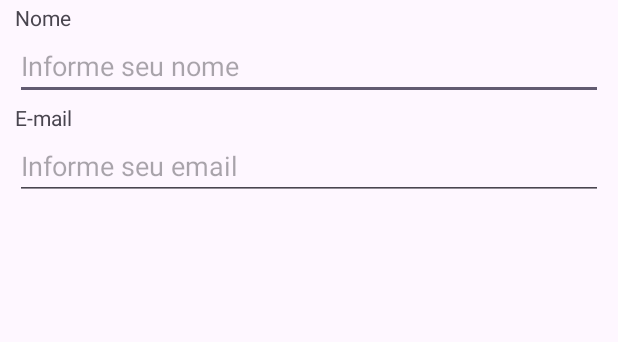
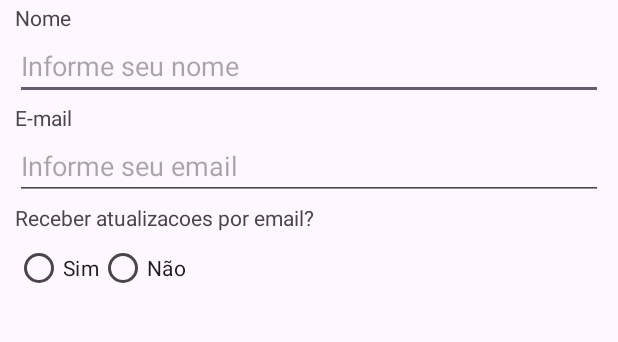
Before and after one commit to m-brito/HaVagas, an Android app: the layout activity_main.xml on its own in the app's theme, with its tools: preview values and no code run, on a phone screen of 412 x 824 dp, the part 90-432 px from its top. Run offline under Robolectric (Android 15) with nearby library versions, the phone set to English and light mode, and no system bars.

Commit message:
feat: add group input atualizacoes

```diff
--- a/app/src/main/res/layout/activity_main.xml
+++ b/app/src/main/res/layout/activity_main.xml
@@ -59,7 +59,7 @@
         app:layout_constraintStart_toStartOf="parent"
         app:layout_constraintTop_toBottomOf="@+id/nomeEt" />
     <EditText
-        android:id="@+id/editTextTextEmailAddress"
+        android:id="@+id/emailEt"
         android:layout_width="0dp"
         android:layout_height="wrap_content"
         android:layout_marginStart="10dp"
@@ -71,4 +71,40 @@
         app:layout_constraintStart_toStartOf="parent"
         app:layout_constraintTop_toBottomOf="@+id/emailTv" />
 
+    <TextView
+        android:id="@+id/atualizacoesTv"
+        android:layout_width="0dp"
+        android:layout_height="wrap_content"
+        android:layout_marginStart="10dp"
+        android:layout_marginTop="2dp"
+        android:layout_marginEnd="10dp"
+        android:text="@string/receber_atualizacoes_por_email"
+        app:layout_constraintEnd_toEndOf="parent"
+        app:layout_constraintStart_toStartOf="parent"
+        app:layout_constraintTop_toBottomOf="@+id/emailEt" />
+
+    <RadioGroup
+        android:id="@+id/atualizacoesRg"
+        android:layout_width="0dp"
+        android:layout_height="wrap_content"
+        android:layout_marginHorizontal="10dp"
+        android:orientation="horizontal"
+        app:layout_constraintEnd_toEndOf="parent"
+        app:layout_constraintStart_toStartOf="parent"
+        app:layout_constraintTop_toBottomOf="@+id/atualizacoesTv">
+
+        <RadioButton
+            android:id="@+id/atualizacoesSimRb"
+            android:layout_width="wrap_content"
+            android:layout_height="wrap_content"
+            android:text="@string/sim" />
+
+        <RadioButton
+            android:id="@+id/atualizacoesNaoRb"
+            android:layout_width="wrap_content"
+            android:layout_height="wrap_content"
+            android:text="@string/n_o" />
+
+    </RadioGroup>
+
 </androidx.constraintlayout.widget.ConstraintLayout>
--- a/app/src/main/res/values/strings.xml
+++ b/app/src/main/res/values/strings.xml
@@ -5,4 +5,7 @@
     <string name="informe_seu_nome">Informe seu nome</string>
     <string name="e_mail">E-mail</string>
     <string name="informe_seu_email">Informe seu email</string>
+    <string name="receber_atualizacoes_por_email">Receber atualizacoes por email?</string>
+    <string name="sim">Sim</string>
+    <string name="n_o">Não</string>
 </resources>
```
